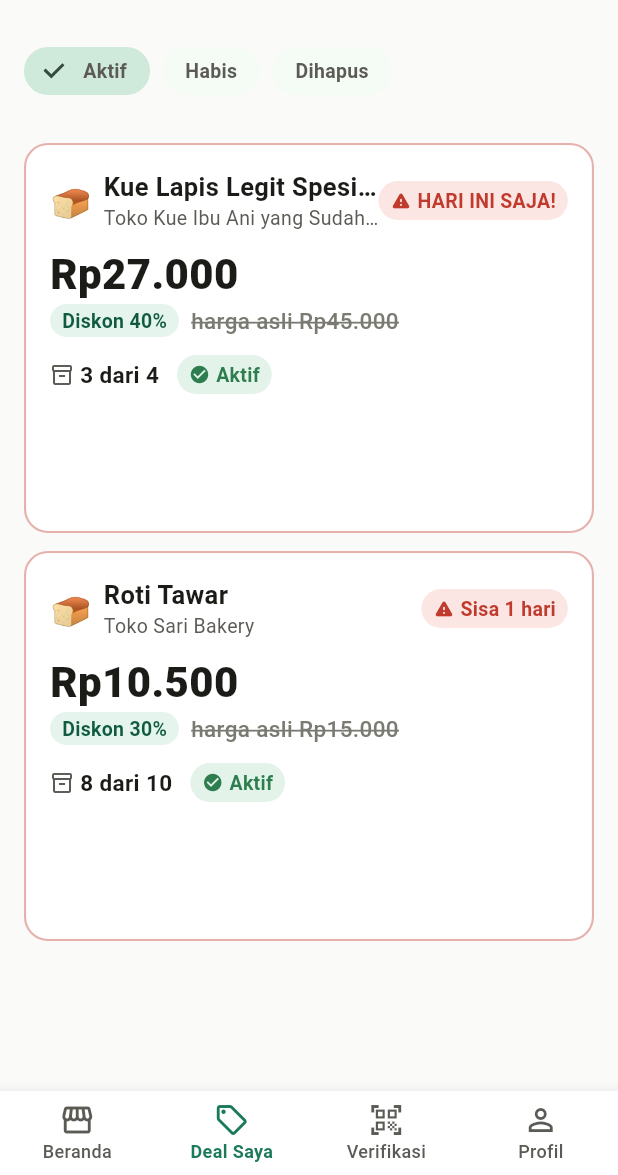
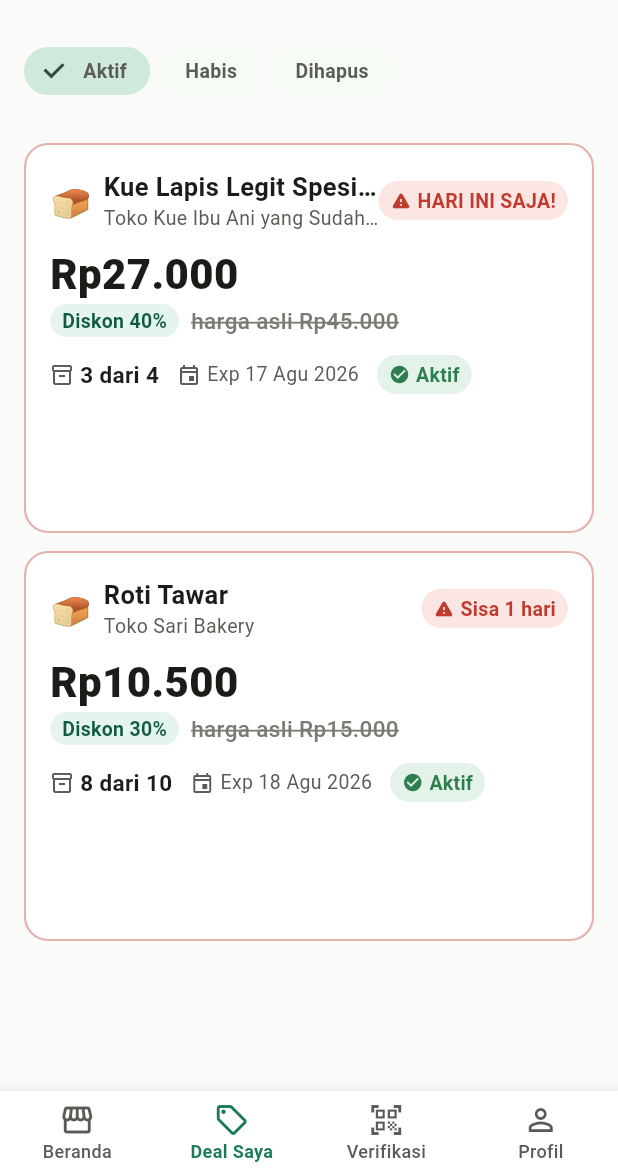
Before and after one commit to duskoide/komfes, a Flutter app: the ActiveDealsScreen screen opened by its route, on a phone screen of 412 x 824 dp, the part 61-1236 px from its top. Run offline on Flutter 3.47's test engine with Material 3 defaults, Android fonts, the phone set to English and light mode, and no system bars; our stand-ins replace device_preview, flutter_riverpod, go_router; accounts and stored records are empty.

Commit message:
feat: nambahin tulisan expire

```diff
--- a/frontend/lib/models/deal.dart
+++ b/frontend/lib/models/deal.dart
@@ -50,6 +50,26 @@ class Deal {
     if (daysRemaining < 1) return 'Hari ini saja';
     final d = daysRemaining.round();
     return d == 1 ? 'Sisa 1 hari' : 'Sisa $d hari';
+  }
+
+  /// Perkiraan tanggal kedaluwarsa. Backend sengaja tidak menyimpan expiry
+  /// sebagai tanggal (lihat SRS: expiry otomatis ditangguhkan), jadi tanggal
+  /// ini dihitung di sisi UI dari `daysRemaining` sebagai hint untuk pembeli.
+  DateTime get expiryDate {
+    final now = DateTime.now();
+    final today = DateTime(now.year, now.month, now.day);
+    final daysToAdd = daysRemaining < 1 ? 0 : daysRemaining.round();
+    return today.add(Duration(days: daysToAdd));
+  }
+
+  /// Label ringkas tanggal kedaluwarsa dalam Bahasa Indonesia, mis. `5 Sep 2025`.
+  String get expiryLabel {
+    const months = [
+      'Jan', 'Feb', 'Mar', 'Apr', 'Mei', 'Jun',
+      'Jul', 'Agu', 'Sep', 'Okt', 'Nov', 'Des',
+    ];
+    final d = expiryDate;
+    return '${d.day} ${months[d.month - 1]} ${d.year}';
   }
 
   Deal copyWith({
--- a/frontend/lib/widgets/deal_card.dart
+++ b/frontend/lib/widgets/deal_card.dart
@@ -161,24 +161,39 @@ class DealCard extends StatelessWidget {
 
   Widget _metaRow() {
     if (audience == DealCardAudience.vendor) {
-      return Row(
+      return Wrap(
+        spacing: AppSpacing.md,
+        runSpacing: AppSpacing.xs,
+        crossAxisAlignment: WrapCrossAlignment.center,
         children: [
-          Icon(Icons.inventory_2_outlined, size: 16, color: AppColors.textSecondary),
-          const SizedBox(width: 4),
-          Text(
+          _metaItem(
+            Icons.inventory_2_outlined,
             '${deal.remainingStock} dari ${deal.initialStock}',
             style: AppTypography.bodyStrong,
           ),
-          const SizedBox(width: AppSpacing.md),
-          if (deal.status == DealStatus.active) StatusChip.deal(DealStatusChipKind.aktif),
+          _metaItem(Icons.event_outlined, 'Exp ${deal.expiryLabel}'),
+          if (deal.status == DealStatus.active) const StatusChip.deal(DealStatusChipKind.aktif),
         ],
       );
     }
+    return Wrap(
+      spacing: AppSpacing.md,
+      runSpacing: AppSpacing.xs,
+      crossAxisAlignment: WrapCrossAlignment.center,
+      children: [
+        _metaItem(Icons.inventory_2_outlined, 'Stok ${deal.remainingStock}'),
+        _metaItem(Icons.event_outlined, 'Exp ${deal.expiryLabel}'),
+      ],
+    );
+  }
+
+  Widget _metaItem(IconData icon, String label, {TextStyle? style}) {
     return Row(
+      mainAxisSize: MainAxisSize.min,
       children: [
-        Icon(Icons.inventory_2_outlined, size: 16, color: AppColors.textSecondary),
+        Icon(icon, size: 16, color: AppColors.textSecondary),
         const SizedBox(width: 4),
-        Text('Stok ${deal.remainingStock}', style: AppTypography.caption),
+        Text(label, style: style ?? AppTypography.caption),
       ],
     );
   }
```
Also changed, not shown: frontend/analysis_options.yaml (+9 -0 lines), frontend/lib/features/consumer/deal_detail_screen.dart (+20 -5 lines), frontend/pubspec.lock, 4 other files.
